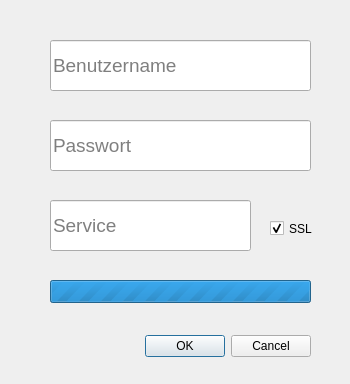
Before: the Qt Designer form src/logindialog.ui in eternalvr/qtmultidl, drawn with Qt 5.
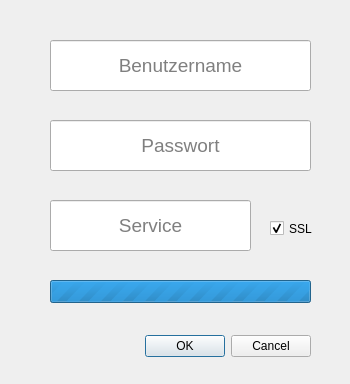
After: the same form once the commit is applied.

```diff
--- a/src/logindialog.ui
+++ b/src/logindialog.ui
@@ -10,6 +10,12 @@
     <height>384</height>
    </rect>
   </property>
+  <property name="sizePolicy">
+   <sizepolicy hsizetype="Fixed" vsizetype="Fixed">
+    <horstretch>0</horstretch>
+    <verstretch>0</verstretch>
+   </sizepolicy>
+  </property>
   <property name="windowTitle">
    <string>Dialog</string>
   </property>
@@ -46,9 +52,18 @@
      <pointsize>14</pointsize>
     </font>
    </property>
+   <property name="frame">
+    <bool>true</bool>
+   </property>
+   <property name="alignment">
+    <set>Qt::AlignCenter</set>
+   </property>
    <property name="placeholderText">
     <string>Benutzername</string>
    </property>
+   <property name="clearButtonEnabled">
+    <bool>false</bool>
+   </property>
   </widget>
   <widget class="QLineEdit" name="txtPassword">
    <property name="geometry">
@@ -64,9 +79,15 @@
      <pointsize>14</pointsize>
     </font>
    </property>
+   <property name="layoutDirection">
+    <enum>Qt::LeftToRight</enum>
+   </property>
    <property name="echoMode">
     <enum>QLineEdit::Password</enum>
    </property>
+   <property name="alignment">
+    <set>Qt::AlignCenter</set>
+   </property>
    <property name="placeholderText">
     <string>Passwort</string>
    </property>
@@ -110,6 +131,9 @@
    <property name="echoMode">
     <enum>QLineEdit::Normal</enum>
    </property>
+   <property name="alignment">
+    <set>Qt::AlignCenter</set>
+   </property>
    <property name="placeholderText">
     <string>Service</string>
    </property>
```
Left out of the diff: 2 changed lines with no effect on the pictures.
